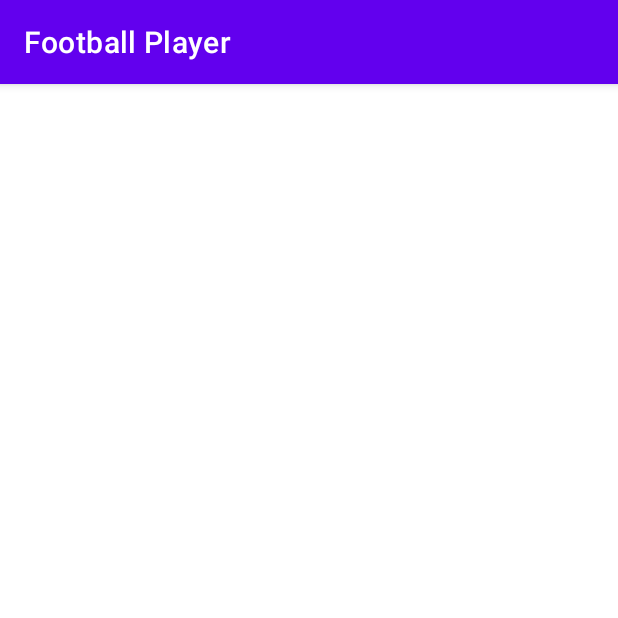
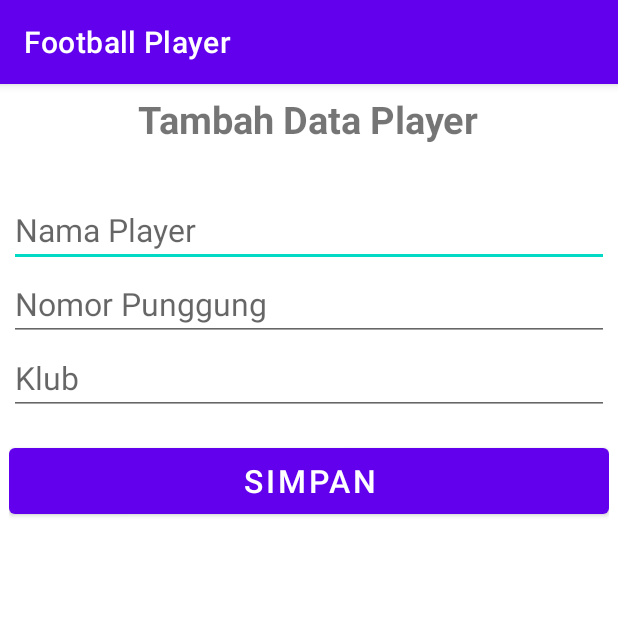
Before and after one commit to 2022-2023-Genap-PAB2-IF4A/FootballPlayer, an Android app: the TambahActivity screen opened directly, with no data from a screen before it, on a phone screen of 412 x 824 dp, the top half of it. Run offline under Robolectric (Android 15) with nearby library versions, the phone set to English and light mode, and no system bars.

Commit message:
Update Project Phase 3

```diff
--- a/app/src/main/res/layout/activity_tambah.xml
+++ b/app/src/main/res/layout/activity_tambah.xml
@@ -1,9 +1,51 @@
 <?xml version="1.0" encoding="utf-8"?>
-<androidx.constraintlayout.widget.ConstraintLayout xmlns:android="http://schemas.android.com/apk/res/android"
+<LinearLayout xmlns:android="http://schemas.android.com/apk/res/android"
     xmlns:app="http://schemas.android.com/apk/res-auto"
     xmlns:tools="http://schemas.android.com/tools"
     android:layout_width="match_parent"
     android:layout_height="match_parent"
+    android:orientation="vertical"
+    android:layout_margin="6dp"
     tools:context=".TambahActivity">
 
-</androidx.constraintlayout.widget.ConstraintLayout>
+    <TextView
+        android:layout_width="wrap_content"
+        android:layout_height="wrap_content"
+        android:text="Tambah Data Player"
+        android:textSize="25sp"
+        android:textStyle="bold"
+        android:layout_gravity="center_horizontal"
+        android:gravity="center_horizontal"
+        android:layout_marginBottom="32dp"
+        />
+
+    <EditText
+        android:id="@+id/et_nama"
+        android:layout_width="match_parent"
+        android:layout_height="wrap_content"
+        android:hint="Nama Player"
+        android:textSize="21sp"/>
+
+    <EditText
+        android:id="@+id/et_nomor"
+        android:layout_width="match_parent"
+        android:layout_height="wrap_content"
+        android:hint="Nomor Punggung"
+        android:textSize="21sp"/>
+
+    <EditText
+        android:id="@+id/et_klub"
+        android:layout_width="match_parent"
+        android:layout_height="wrap_content"
+        android:hint="Klub"
+        android:textSize="21sp"/>
+
+    <Button
+        android:id="@+id/btn_tambah"
+        android:layout_width="match_parent"
+        android:layout_height="56dp"
+        android:layout_marginTop="16dp"
+        android:text="Simpan"
+        android:textSize="21sp"/>
+
+</LinearLayout>
```
Also changed, not shown: app/src/main/java/com/ahmfarisi/footballplayer/MyDatabaseHelper.java (added, +40 -0 lines), app/src/main/res/layout/activity_ubah.xml (+44 -2 lines).
